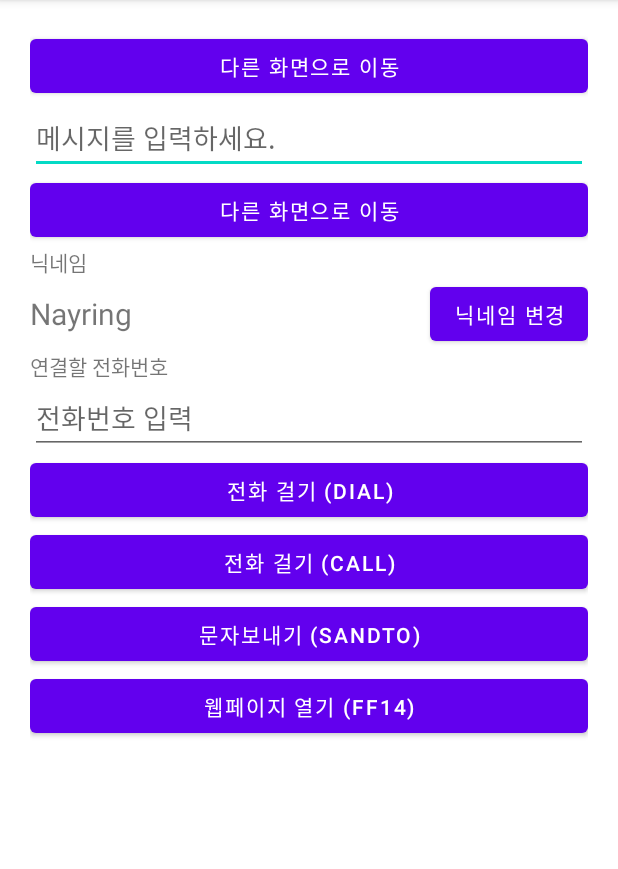
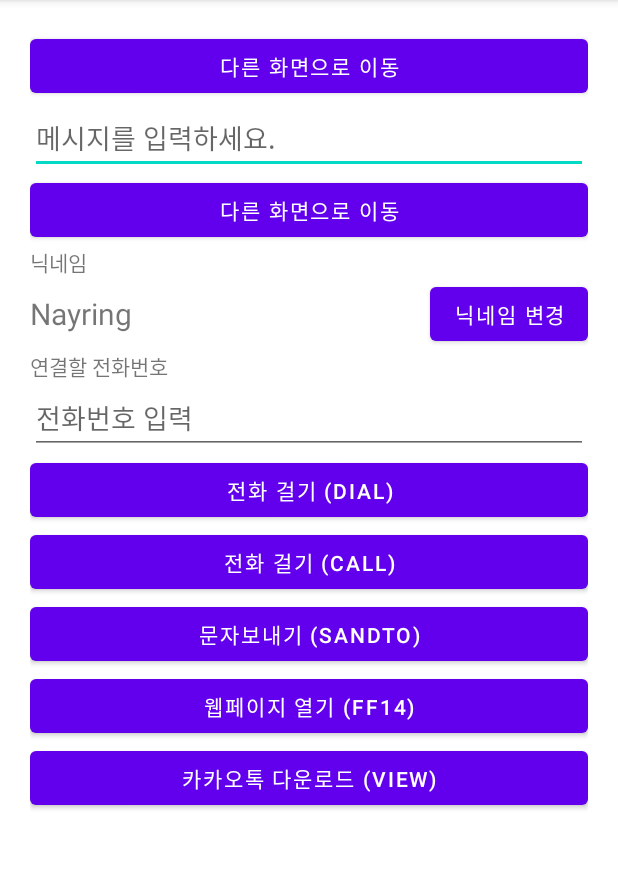
Before and after one commit to clearsky77/intent_20211102, an Android app: the screen it shows after launch (MainActivity), on a phone screen of 412 x 824 dp, the part 84-953 px from its top. Run offline under Robolectric (Android 15) with nearby library versions, the phone set to English and light mode, and no system bars.

Commit message:
카카오톡 플레이스토어 다운로드 링크

```diff
--- a/app/src/main/java/com/clearsky77/intent_20211102/MainActivity.kt
+++ b/app/src/main/java/com/clearsky77/intent_20211102/MainActivity.kt
@@ -69,6 +69,13 @@ class MainActivity : AppCompatActivity() {
             startActivity(myIntent)
         }
 
+//        안드로이트 마켓 띄우기
+        btnKakaoStore.setOnClickListener {
+            val myUri = Uri.parse("market://details?id=com.kakao.talk")
+            val myIntent = Intent( Intent.ACTION_VIEW, myUri )
+            startActivity(myIntent)
+        }
+
 
     }
 
--- a/app/src/main/res/layout/activity_main.xml
+++ b/app/src/main/res/layout/activity_main.xml
@@ -85,4 +85,10 @@
         android:layout_width="match_parent"
         android:layout_height="wrap_content"
         android:text="웹페이지 열기 (FF14)"/>
+    <Button
+        android:id="@+id/btnKakaoStore"
+        android:layout_width="match_parent"
+        android:layout_height="wrap_content"
+        android:text="카카오톡 다운로드 (VIEW)" />
+
 </LinearLayout>
```
